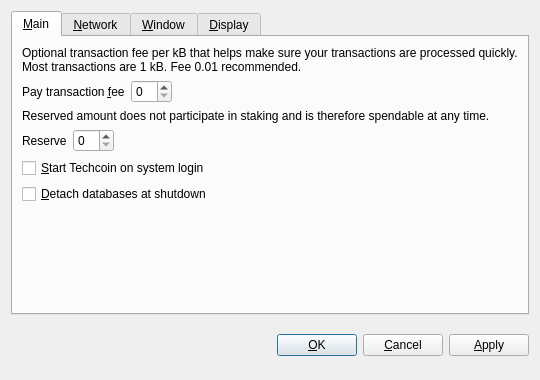
techcoincommunity/techcoin, file src/qt/forms/optionsdialog.ui: the form before one commit.
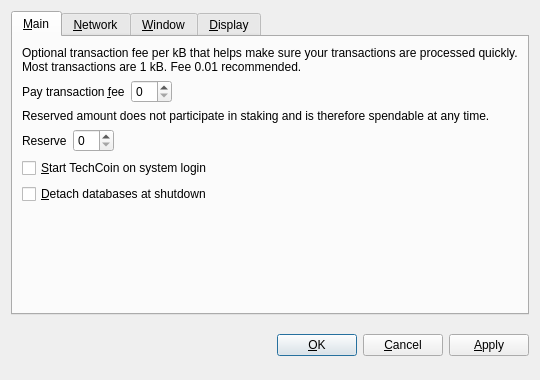
The form after the commit. Custom widgets are drawn as their Qt base class.

```diff
--- a/src/qt/forms/optionsdialog.ui
+++ b/src/qt/forms/optionsdialog.ui
@@ -128,7 +128,7 @@
           <string>Automatically start Techcoin after logging in to the system.</string>
          </property>
          <property name="text">
-          <string>&amp;Start Techcoin on system login</string>
+          <string>&amp;Start TechCoin on system login</string>
          </property>
         </widget>
        </item>
```
Left out of the diff: 10 changed lines with no effect on the pictures.
